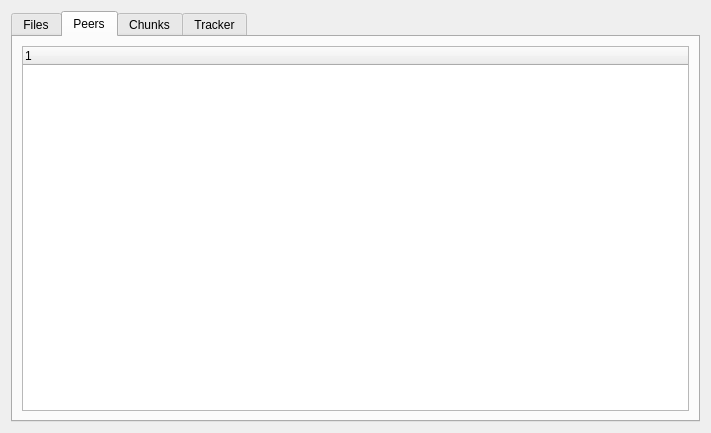
The window that transfer-plugins/bittorrent/btadvanceddetailswidget.ui (KDE/kget) describes before a commit, drawn with Qt 5.
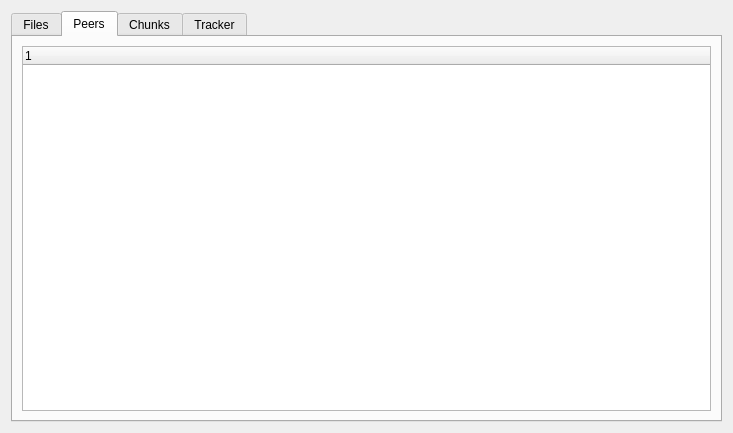
The same window after the commit. The open tabs and pages were chosen to show the change. Custom widgets are drawn as their Qt base class.

Commit message: *Make GeoIP-things working *Remember Column-Width in Advanced-Details

The edit to the form file:
```diff
--- a/transfer-plugins/bittorrent/btadvanceddetailswidget.ui
+++ b/transfer-plugins/bittorrent/btadvanceddetailswidget.ui
@@ -5,7 +5,7 @@
    <rect>
     <x>0</x>
     <y>0</y>
-    <width>711</width>
+    <width>733</width>
     <height>433</height>
    </rect>
   </property>
@@ -31,13 +31,7 @@
       </attribute>
       <layout class="QGridLayout" >
        <item row="0" column="0" >
-        <widget class="kt::PeerView" name="peersTreeWidget" >
-         <column>
-          <property name="text" >
-           <string>1</string>
-          </property>
-         </column>
-        </widget>
+        <widget class="kt::PeerView" name="peersTreeWidget" />
        </item>
       </layout>
      </widget>
```
Left out of the diff: 2 changed lines with no effect on the pictures. The commit also changes 256 other files.
